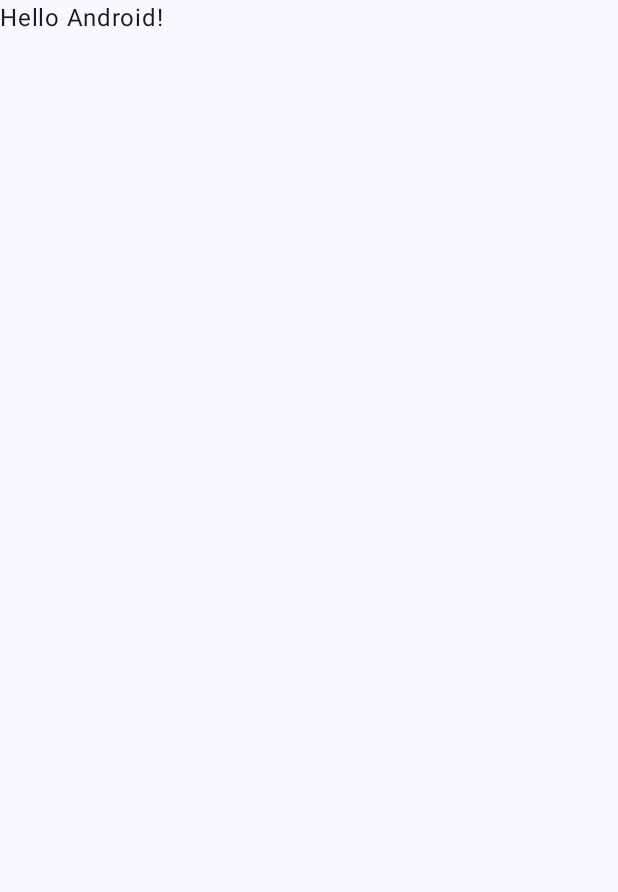
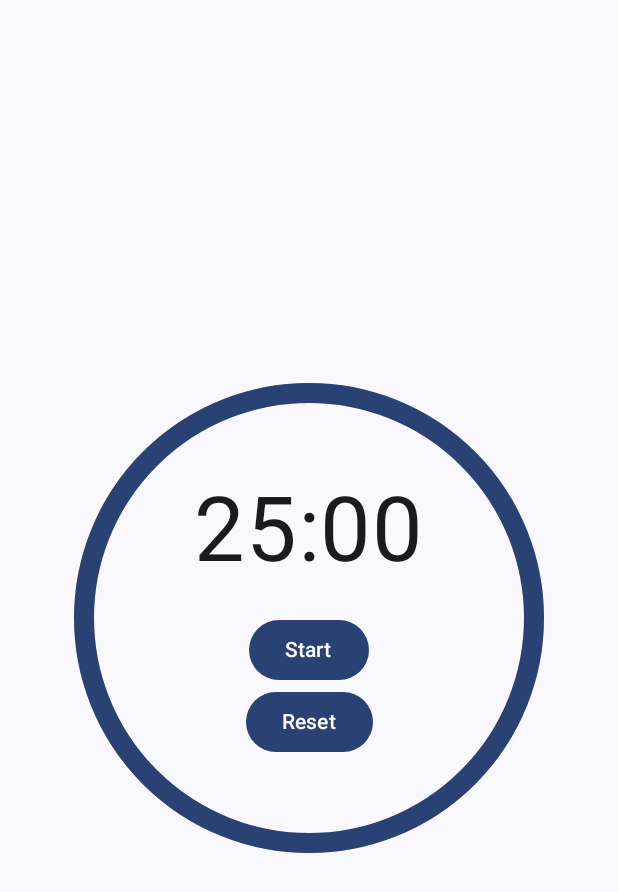
Before and after one commit to mevi-and-my-monkey/pomodoro, an Android app built with Jetpack Compose: the screen it shows after launch (MainActivity), on a phone screen of 412 x 824 dp. Before the commit the part shown is almost empty. Shown: the top 892 px of the screen. Run offline under Robolectric (Android 15) with nearby library versions, the phone set to English and light mode, and no system bars.

Commit message:
feat: Implement initial Pomodoro timer screen
This commit introduces the initial implementation of the Pomodoro timer feature.

- Add `PomodoroScreen` composable to display the timer and break screen.
- Create `PomodoroViewModel` to manage the timer state, including start, stop, and reset functionality.
- Implement a circular progress timer UI that visualizes the remaining time.
- Define `WORKING` and `BREAK` states for the Pomodoro cycle.
- Update the color theme to use a pink primary color and a cream background.
- Add `lifecycle-viewmodel-compose` dependency.
- Remove boilerplate code from `MainActivity` and integrate the `PomodoroScreen`.

```diff
--- a/app/build.gradle.kts
+++ b/app/build.gradle.kts
@@ -50,6 +50,7 @@ dependencies {
     implementation(libs.androidx.compose.ui.graphics)
     implementation(libs.androidx.compose.ui.tooling.preview)
     implementation(libs.androidx.compose.material3)
+    implementation(libs.androidx.lifecycle.viewmodel.compose)
     testImplementation(libs.junit)
     androidTestImplementation(libs.androidx.junit)
     androidTestImplementation(libs.androidx.espresso.core)
--- a/app/src/main/java/com/mevi/pomodoro/MainActivity.kt
+++ b/app/src/main/java/com/mevi/pomodoro/MainActivity.kt
@@ -3,45 +3,25 @@ package com.mevi.pomodoro
 import android.os.Bundle
 import androidx.activity.ComponentActivity
 import androidx.activity.compose.setContent
-import androidx.activity.enableEdgeToEdge
 import androidx.compose.foundation.layout.fillMaxSize
-import androidx.compose.foundation.layout.padding
-import androidx.compose.material3.Scaffold
-import androidx.compose.material3.Text
-import androidx.compose.runtime.Composable
+import androidx.compose.material3.MaterialTheme
+import androidx.compose.material3.Surface
 import androidx.compose.ui.Modifier
-import androidx.compose.ui.tooling.preview.Preview
 import com.mevi.pomodoro.ui.theme.PomodoroTheme
 
 class MainActivity : ComponentActivity() {
     override fun onCreate(savedInstanceState: Bundle?) {
         super.onCreate(savedInstanceState)
-        enableEdgeToEdge()
         setContent {
             PomodoroTheme {
-                Scaffold(modifier = Modifier.fillMaxSize()) { innerPadding ->
-                    Greeting(
-                        name = "Android",
-                        modifier = Modifier.padding(innerPadding)
-                    )
+                // A surface container using the 'background' color from the theme
+                Surface(
+                    modifier = Modifier.fillMaxSize(),
+                    color = MaterialTheme.colorScheme.background
+                ) {
+                    PomodoroScreen()
                 }
             }
         }
     }
 }
-
-@Composable
-fun Greeting(name: String, modifier: Modifier = Modifier) {
-    Text(
-        text = "Hello $name!",
-        modifier = modifier
-    )
-}
-
-@Preview(showBackground = true)
-@Composable
-fun GreetingPreview() {
-    PomodoroTheme {
-        Greeting("Android")
-    }
-}
--- /dev/null
+++ b/app/src/main/java/com/mevi/pomodoro/PomodoroScreen.kt
@@ -0,0 +1,110 @@
+package com.mevi.pomodoro
+
+import androidx.compose.animation.core.animateFloatAsState
+import androidx.compose.foundation.Canvas
+import androidx.compose.foundation.Image
+import androidx.compose.foundation.layout.Arrangement
+import androidx.compose.foundation.layout.Box
+import androidx.compose.foundation.layout.Column
+import androidx.compose.foundation.layout.Spacer
+import androidx.compose.foundation.layout.fillMaxSize
+import androidx.compose.foundation.layout.height
+import androidx.compose.foundation.layout.size
+import androidx.compose.material3.Button
+import androidx.compose.material3.ButtonDefaults
+import androidx.compose.material3.MaterialTheme
+import androidx.compose.material3.Text
+import androidx.compose.runtime.Composable
+import androidx.compose.runtime.getValue
+import androidx.compose.ui.Alignment
+import androidx.compose.ui.Modifier
+import androidx.compose.ui.geometry.Size
+import androidx.compose.ui.graphics.Color
+import androidx.compose.ui.graphics.drawscope.Stroke
+import androidx.compose.ui.res.painterResource
+import androidx.compose.ui.unit.dp
+import androidx.compose.ui.unit.sp
+import androidx.lifecycle.viewmodel.compose.viewModel
+import com.mevi.pomodoro.R
+
+@Composable
+fun PomodoroScreen(pomodoroViewModel: PomodoroViewModel = viewModel()) {
+    val time by pomodoroViewModel.time
+    val pomodoroState by pomodoroViewModel.pomodoroState
+    val isRunning by pomodoroViewModel.isRunning
+
+    Column(
+        modifier = Modifier.fillMaxSize(),
+        horizontalAlignment = Alignment.CenterHorizontally,
+        verticalArrangement = Arrangement.Center
+    ) {
+        when (pomodoroState) {
+            PomodoroState.WORKING -> {
+                CircularTimer(
+                    time = time,
+                    isRunning = isRunning,
+                    onStartStop = { pomodoroViewModel.startStop() },
+                    onReset = { pomodoroViewModel.reset() }
+                )
+            }
+            PomodoroState.BREAK -> {
+                BreakScreen()
+            }
+        }
+    }
+}
+
+@Composable
+fun CircularTimer(
+    time: Int,
+    isRunning: Boolean,
+    onStartStop: () -> Unit,
+    onReset: () -> Unit
+) {
+    val animatedProgress by animateFloatAsState(targetValue = time / (25f * 60f), label = "")
+    val primaryColor = MaterialTheme.colorScheme.primary
+
+    Box(contentAlignment = Alignment.Center, modifier = Modifier.size(300.dp)) {
+        Canvas(modifier = Modifier.fillMaxSize()) {
+            val strokeWidth = 20f
+            drawArc(
+                color = Color.LightGray,
+                startAngle = -90f,
+                sweepAngle = 360f,
+                useCenter = false,
+                style = Stroke(width = strokeWidth)
+            )
+            drawArc(
+                color = primaryColor,
+                startAngle = -90f,
+                sweepAngle = 360f * animatedProgress,
+                useCenter = false,
+                style = Stroke(width = strokeWidth)
+            )
+        }
+        Column(horizontalAlignment = Alignment.CenterHorizontally) {
+            Text(text = "%02d:%02d".format(time / 60, time % 60), fontSize = 60.sp)
+            Spacer(modifier = Modifier.height(20.dp))
+            Button(onClick = onStartStop, colors = ButtonDefaults.buttonColors(containerColor = primaryColor)) {
+                Text(text = if (isRunning) "Stop" else "Start")
+            }
+            Button(onClick = onReset, colors = ButtonDefaults.buttonColors(containerColor = primaryColor)) {
+                Text(text = "Reset")
+            }
+        }
+    }
+}
+
+@Composable
+fun BreakScreen() {
+    Column(
+        horizontalAlignment = Alignment.CenterHorizontally,
+        verticalArrangement = Arrangement.Center
+    ) {
+        Text(text = "Time for a break!", fontSize = 30.sp)
+        Spacer(modifier = Modifier.height(20.dp))
+        // Placeholder for the cute dog image.
+        // Recommended: Use a soft, dreamy, warm-lit illustration or vector art.
+        Image(painter = painterResource(id = R.drawable.ic_launcher_foreground), contentDescription = "Cute dog")
+    }
+}
--- /dev/null
+++ b/app/src/main/java/com/mevi/pomodoro/PomodoroViewModel.kt
@@ -0,0 +1,59 @@
+package com.mevi.pomodoro
+
+import androidx.compose.runtime.State
+import androidx.compose.runtime.mutableStateOf
+import androidx.lifecycle.ViewModel
+import androidx.lifecycle.viewModelScope
+import kotlinx.coroutines.Job
+import kotlinx.coroutines.delay
+import kotlinx.coroutines.launch
+
+enum class PomodoroState {
+    WORKING,
+    BREAK
+}
+
+class PomodoroViewModel : ViewModel() {
+
+    private val _pomodoroState = mutableStateOf(PomodoroState.WORKING)
+    val pomodoroState: State<PomodoroState> = _pomodoroState
+
+    private val _time = mutableStateOf(25 * 60)
+    val time: State<Int> = _time
+
+    private val _isRunning = mutableStateOf(false)
+    val isRunning: State<Boolean> = _isRunning
+
+    private var timerJob: Job? = null
+
+    fun startStop() {
+        if (_isRunning.value) {
+            timerJob?.cancel()
+            _isRunning.value = false
+        } else {
+            _isRunning.value = true
+            timerJob = viewModelScope.launch {
+                while (_time.value > 0) {
+                    delay(1000)
+                    _time.value--
+                }
+                // When time is up, change state
+                if (_pomodoroState.value == PomodoroState.WORKING) {
+                    _pomodoroState.value = PomodoroState.BREAK
+                    _time.value = 5 * 60 // 5 minutes break
+                } else {
+                    _pomodoroState.value = PomodoroState.WORKING
+                    _time.value = 25 * 60 // 25 minutes work
+                }
+                _isRunning.value = false
+            }
+        }
+    }
+
+    fun reset() {
+        timerJob?.cancel()
+        _isRunning.value = false
+        _pomodoroState.value = PomodoroState.WORKING
+        _time.value = 25 * 60
+    }
+}
--- a/app/src/main/java/com/mevi/pomodoro/ui/theme/Color.kt
+++ b/app/src/main/java/com/mevi/pomodoro/ui/theme/Color.kt
@@ -2,10 +2,5 @@ package com.mevi.pomodoro.ui.theme
 
 import androidx.compose.ui.graphics.Color
 
-val Purple80 = Color(0xFFD0BCFF)
-val PurpleGrey80 = Color(0xFFCCC2DC)
-val Pink80 = Color(0xFFEFB8C8)
-
-val Purple40 = Color(0xFF6650a4)
-val PurpleGrey40 = Color(0xFF625b71)
-val Pink40 = Color(0xFF7D5260)
+val Pink_Primary = Color(0xFFFFD1DC)
+val White_creme = Color(0xFFF5F5F5)
--- a/app/src/main/java/com/mevi/pomodoro/ui/theme/Theme.kt
+++ b/app/src/main/java/com/mevi/pomodoro/ui/theme/Theme.kt
@@ -5,38 +5,38 @@ import android.os.Build
 import androidx.compose.foundation.isSystemInDarkTheme
 import androidx.compose.material3.MaterialTheme
 import androidx.compose.material3.darkColorScheme
+import androidx.compose.material3.lightColorScheme
 import androidx.compose.material3.dynamicDarkColorScheme
 import androidx.compose.material3.dynamicLightColorScheme
-import androidx.compose.material3.lightColorScheme
 import androidx.compose.runtime.Composable
+import androidx.compose.runtime.SideEffect
+import androidx.compose.ui.graphics.Color
+import androidx.compose.ui.graphics.toArgb
 import androidx.compose.ui.platform.LocalContext
+import androidx.compose.ui.platform.LocalView
+import androidx.core.view.WindowCompat
 
 private val DarkColorScheme = darkColorScheme(
-    primary = Purple80,
-    secondary = PurpleGrey80,
-    tertiary = Pink80
+    primary = Pink_Primary,
+    background = Color(0xFF1C1B1F),
+    surface = Color(0xFF1C1B1F),
+    onPrimary = Color.Black,
+    onBackground = Color(0xFFE6E1E5),
+    onSurface = Color(0xFFE6E1E5),
 )
 
 private val LightColorScheme = lightColorScheme(
-    primary = Purple40,
-    secondary = PurpleGrey40,
-    tertiary = Pink40
-
-    /* Other default colors to override
-    background = Color(0xFFFFFBFE),
-    surface = Color(0xFFFFFBFE),
-    onPrimary = Color.White,
-    onSecondary = Color.White,
-    onTertiary = Color.White,
+    primary = Pink_Primary,
+    background = White_creme,
+    surface = White_creme,
+    onPrimary = Color.Black,
     onBackground = Color(0xFF1C1B1F),
     onSurface = Color(0xFF1C1B1F),
-    */
 )
 
 @Composable
 fun PomodoroTheme(
     darkTheme: Boolean = isSystemInDarkTheme(),
-    // Dynamic color is available on Android 12+
     dynamicColor: Boolean = true,
     content: @Composable () -> Unit
 ) {
@@ -49,6 +49,14 @@ fun PomodoroTheme(
         darkTheme -> DarkColorScheme
         else -> LightColorScheme
     }
+    val view = LocalView.current
+    if (!view.isInEditMode) {
+        SideEffect {
+            val window = (view.context as Activity).window
+            window.statusBarColor = colorScheme.primary.toArgb()
+            WindowCompat.getInsetsController(window, view).isAppearanceLightStatusBars = darkTheme
+        }
+    }
 
     MaterialTheme(
         colorScheme = colorScheme,
--- a/gradle/libs.versions.toml
+++ b/gradle/libs.versions.toml
@@ -8,6 +8,7 @@ espressoCore = "3.7.0"
 lifecycleRuntimeKtx = "2.9.4"
 activityCompose = "1.11.0"
 composeBom = "2024.09.00"
+lifecycleViewmodelCompose = "2.9.4"
 
 [libraries]
 androidx-core-ktx = { group = "androidx.core", name = "core-ktx", version.ref = "coreKtx" }
@@ -15,6 +16,7 @@ junit = { group = "junit", name = "junit", version.ref = "junit" }
 androidx-junit = { group = "androidx.test.ext", name = "junit", version.ref = "junitVersion" }
 androidx-espresso-core = { group = "androidx.test.espresso", name = "espresso-core", version.ref = "espressoCore" }
 androidx-lifecycle-runtime-ktx = { group = "androidx.lifecycle", name = "lifecycle-runtime-ktx", version.ref = "lifecycleRuntimeKtx" }
+androidx-lifecycle-viewmodel-compose = { group = "androidx.lifecycle", name = "lifecycle-viewmodel-compose", version.ref = "lifecycleViewmodelCompose" }
 androidx-activity-compose = { group = "androidx.activity", name = "activity-compose", version.ref = "activityCompose" }
 androidx-compose-bom = { group = "androidx.compose", name = "compose-bom", version.ref = "composeBom" }
 androidx-compose-ui = { group = "androidx.compose.ui", name = "ui" }
```
Also changed, not shown: app/src/main/java/com/example/pomodoro/MainActivity.kt (added), app/src/main/java/com/example/pomodoro/PomodoroScreen.kt (added), app/src/main/java/com/example/pomodoro/PomodoroViewModel.kt (added), app/src/main/java/com/example/pomodoro/ui/theme/Color.kt (added), app/src/main/java/com/example/pomodoro/ui/theme/Theme.kt (added), app/src/main/java/com/example/pomodoro/ui/theme/Typography.kt (added), app/src/main/java/com/mevi/pomodoro/ui/theme/Typography.kt (added).
